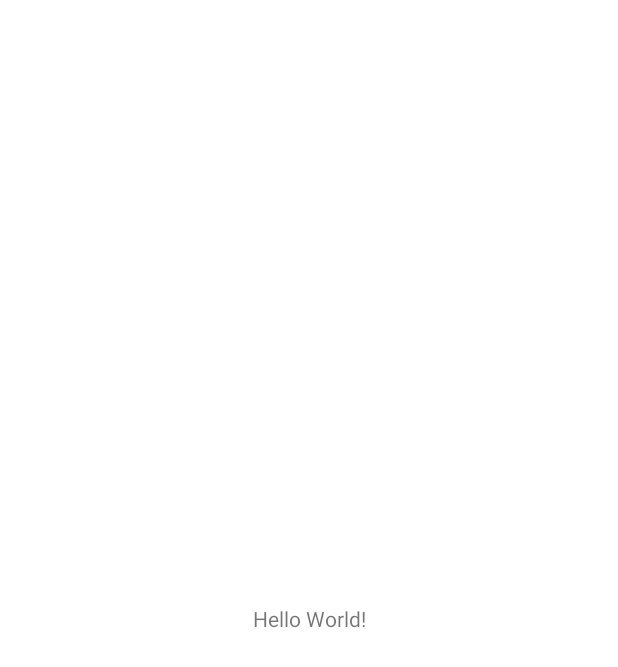
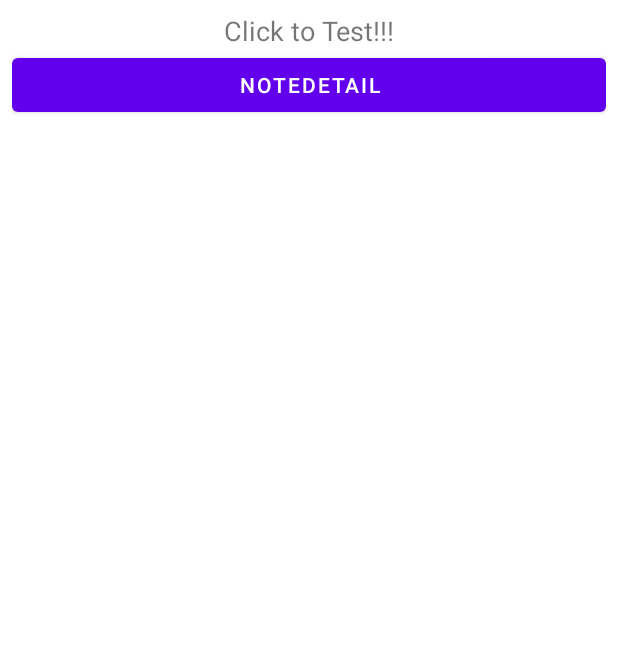
Before and after one commit to GroupXAndroid/SimpleNote, an Android app: the screen it shows after launch (MainActivity), on a phone screen of 412 x 824 dp. Before the commit the part shown is almost empty. Shown: the top 667 px of the screen. Run offline under Robolectric (Android 15) with nearby library versions, the phone set to English and light mode, and no system bars; our stand-ins replace sdp/ssp sizes.

Commit message:
Create layout

```diff
--- a/app/src/main/java/com/groupx/simplenote/activity/MainActivity.java
+++ b/app/src/main/java/com/groupx/simplenote/activity/MainActivity.java
@@ -1,8 +1,11 @@
 package com.groupx.simplenote.activity;
 
+import android.content.Intent;
 import android.os.AsyncTask;
 import android.os.Bundle;
 import android.util.Log;
+import android.view.View;
+import android.widget.Button;
 
 import androidx.appcompat.app.AppCompatActivity;
 
@@ -18,7 +21,23 @@ public class MainActivity extends AppCompatActivity {
     protected void onCreate(Bundle savedInstanceState) {
         super.onCreate(savedInstanceState);
         setContentView(R.layout.activity_main);
-        getNotes();
+
+        runtestFeature();
+    }
+
+    private void runtestFeature(){
+
+
+        // Open noteDetail Activity
+        Button buttonTestNote = findViewById(R.id.buttonTestNoteDetail);
+        buttonTestNote.setOnClickListener(new View.OnClickListener() {
+            @Override
+            public void onClick(View view) {
+                Intent intent = new Intent(getApplicationContext(), NoteDetail.class);
+                startActivity(intent);
+            }
+        });
+
     }
 
     private void getNotes(){
--- /dev/null
+++ b/app/src/main/res/drawable/ic_arrow_back.xml
@@ -0,0 +1,5 @@
+<vector android:autoMirrored="true" android:height="24dp"
+    android:tint="#000000" android:viewportHeight="24"
+    android:viewportWidth="24" android:width="24dp" xmlns:android="http://schemas.android.com/apk/res/android">
+    <path android:fillColor="@android:color/white" android:pathData="M20,11H7.83l5.59,-5.59L12,4l-8,8 8,8 1.41,-1.41L7.83,13H20v-2z"/>
+</vector>
--- a/app/src/main/res/layout/activity_main.xml
+++ b/app/src/main/res/layout/activity_main.xml
@@ -4,15 +4,32 @@
     xmlns:tools="http://schemas.android.com/tools"
     android:layout_width="match_parent"
     android:layout_height="match_parent"
-    tools:context=".activity.MainActivity">
+    tools:context=".activity.MainActivity"
+    android:padding="@dimen/_6sdp">
 
     <TextView
+        android:id="@+id/click_to_test_title"
         android:layout_width="wrap_content"
         android:layout_height="wrap_content"
-        android:text="Hello World!"
-        app:layout_constraintBottom_toBottomOf="parent"
+        android:text="@string/click_to_test"
+        app:layout_constraintStart_toStartOf="parent"
+        app:layout_constraintTop_toTopOf="parent"
         app:layout_constraintEnd_toEndOf="parent"
+        android:textSize="@dimen/_14sdp"
+        />
+
+    <LinearLayout
+        android:layout_width="match_parent"
+        android:layout_height="wrap_content"
+        android:orientation="vertical"
+        app:layout_constraintTop_toBottomOf="@+id/click_to_test_title"
         app:layout_constraintStart_toStartOf="parent"
-        app:layout_constraintTop_toTopOf="parent" />
+        app:layout_constraintEnd_toEndOf="parent">
+        <Button
+            android:id="@+id/buttonTestNoteDetail"
+            android:layout_width="match_parent"
+            android:layout_height="wrap_content"
+            android:text="NoteDetail"/>
+    </LinearLayout>
 
 </androidx.constraintlayout.widget.ConstraintLayout>
--- a/app/src/main/res/values/strings.xml
+++ b/app/src/main/res/values/strings.xml
@@ -1,3 +1,6 @@
 <resources>
     <string name="app_name">SimpleNote</string>
+    <string name="click_to_test">Click to Test!!!</string>
+    <string name="title">Title</string>
+    <string name="sub_title">Sub title</string>
 </resources>
```
Also changed, not shown: app/src/main/AndroidManifest.xml (+7 -0 lines), app/src/main/java/com/groupx/simplenote/activity/NoteDetail.java (added, +15 -0 lines), app/src/main/res/layout/activity_note_detail.xml (added, +92 -0 lines).
